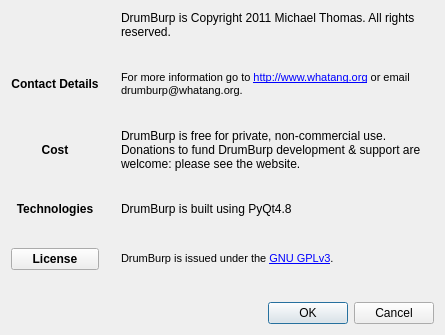
Above: src/GUI/dbInfo.ui from Whatang/DrumBurp before the change. Below: the same form after it.
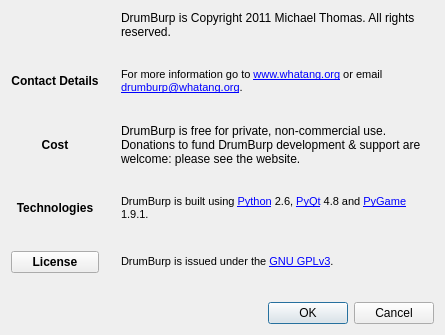
That is the form after the change. Icons and pictures are not drawn.

Commit message: Added some more detail to the DrumBurp info window.

Diff of the .ui file:
```diff
--- a/src/GUI/dbInfo.ui
+++ b/src/GUI/dbInfo.ui
@@ -72,7 +72,7 @@
 &lt;html&gt;&lt;head&gt;&lt;meta name=&quot;qrichtext&quot; content=&quot;1&quot; /&gt;&lt;style type=&quot;text/css&quot;&gt;
 p, li { white-space: pre-wrap; }
 &lt;/style&gt;&lt;/head&gt;&lt;body style=&quot; font-family:'MS Shell Dlg 2'; font-size:8.25pt; font-weight:400; font-style:normal;&quot;&gt;
-&lt;p style=&quot; margin-top:0px; margin-bottom:0px; margin-left:0px; margin-right:0px; -qt-block-indent:0; text-indent:0px;&quot;&gt;&lt;span style=&quot; font-size:8pt;&quot;&gt;For more information go to &lt;/span&gt;&lt;a href=&quot;http://www.whatang.org&quot;&gt;&lt;span style=&quot; font-size:8pt; text-decoration: underline; color:#0000ff;&quot;&gt;http://www.whatang.org&lt;/span&gt;&lt;/a&gt;&lt;span style=&quot; font-size:8pt;&quot;&gt; or email drumburp@whatang.org.&lt;/span&gt;&lt;/p&gt;&lt;/body&gt;&lt;/html&gt;</string>
+&lt;p style=&quot; margin-top:0px; margin-bottom:0px; margin-left:0px; margin-right:0px; -qt-block-indent:0; text-indent:0px;&quot;&gt;&lt;span style=&quot; font-size:8pt;&quot;&gt;For more information go to &lt;/span&gt;&lt;a href=&quot;http://www.whatang.org&quot;&gt;&lt;span style=&quot; font-size:8pt; text-decoration: underline; color:#0000ff;&quot;&gt;www.whatang.org&lt;/span&gt;&lt;/a&gt;&lt;span style=&quot; font-size:8pt;&quot;&gt; or email &lt;/span&gt;&lt;a href=&quot;mailto:drumburp@whatang.org&quot;&gt;&lt;span style=&quot; text-decoration: underline; color:#0000ff;&quot;&gt;drumburp@whatang.org&lt;/span&gt;&lt;/a&gt;&lt;span style=&quot; font-size:8pt;&quot;&gt;.&lt;/span&gt;&lt;/p&gt;&lt;/body&gt;&lt;/html&gt;</string>
      </property>
      <property name="textFormat">
       <enum>Qt::RichText</enum>
@@ -113,7 +113,11 @@
       </sizepolicy>
      </property>
      <property name="text">
-      <string>DrumBurp is built using PyQt4.8</string>
+      <string>&lt;!DOCTYPE HTML PUBLIC &quot;-//W3C//DTD HTML 4.0//EN&quot; &quot;http://www.w3.org/TR/REC-html40/strict.dtd&quot;&gt;
+&lt;html&gt;&lt;head&gt;&lt;meta name=&quot;qrichtext&quot; content=&quot;1&quot; /&gt;&lt;style type=&quot;text/css&quot;&gt;
+p, li { white-space: pre-wrap; }
+&lt;/style&gt;&lt;/head&gt;&lt;body style=&quot; font-family:'MS Shell Dlg 2'; font-size:8.25pt; font-weight:400; font-style:normal;&quot;&gt;
+&lt;p style=&quot; margin-top:0px; margin-bottom:0px; margin-left:0px; margin-right:0px; -qt-block-indent:0; text-indent:0px;&quot;&gt;&lt;span style=&quot; font-size:8pt;&quot;&gt;DrumBurp is built using &lt;/span&gt;&lt;a href=&quot;http://www.python.org&quot;&gt;&lt;span style=&quot; font-size:8pt; text-decoration: underline; color:#0000ff;&quot;&gt;Python&lt;/span&gt;&lt;/a&gt;&lt;span style=&quot; font-size:8pt;&quot;&gt; 2.6, &lt;/span&gt;&lt;a href=&quot;http://www.riverbankcomputing.co.uk&quot;&gt;&lt;span style=&quot; font-size:8pt; text-decoration: underline; color:#0000ff;&quot;&gt;PyQt&lt;/span&gt;&lt;/a&gt;&lt;span style=&quot; font-size:8pt;&quot;&gt; 4.8 and &lt;/span&gt;&lt;a href=&quot;http://www.pygame.org&quot;&gt;&lt;span style=&quot; font-size:8pt; text-decoration: underline; color:#0000ff;&quot;&gt;PyGame&lt;/span&gt;&lt;/a&gt;&lt;span style=&quot; font-size:8pt;&quot;&gt; 1.9.1.&lt;/span&gt;&lt;/p&gt;&lt;/body&gt;&lt;/html&gt;</string>
      </property>
      <property name="wordWrap">
       <bool>true</bool>
```
The commit also changes 1 other file.
